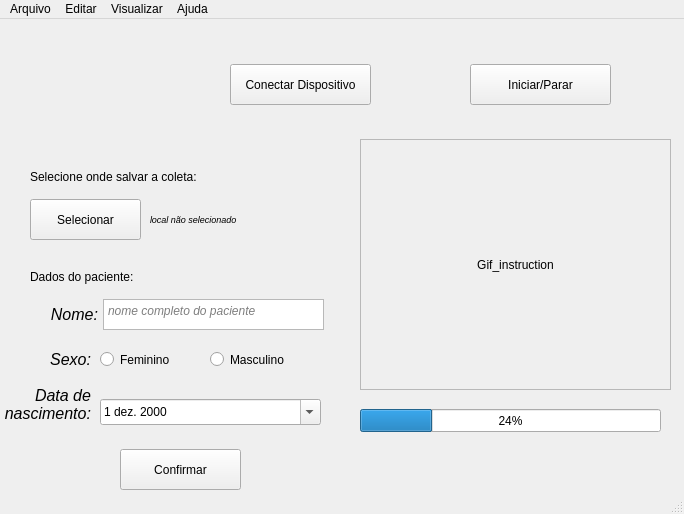
The window that GUI/style.ui (Wanghley/PIBIC-Strategies-Data-Visualization-Medicine) describes before a commit, drawn with Qt 5.
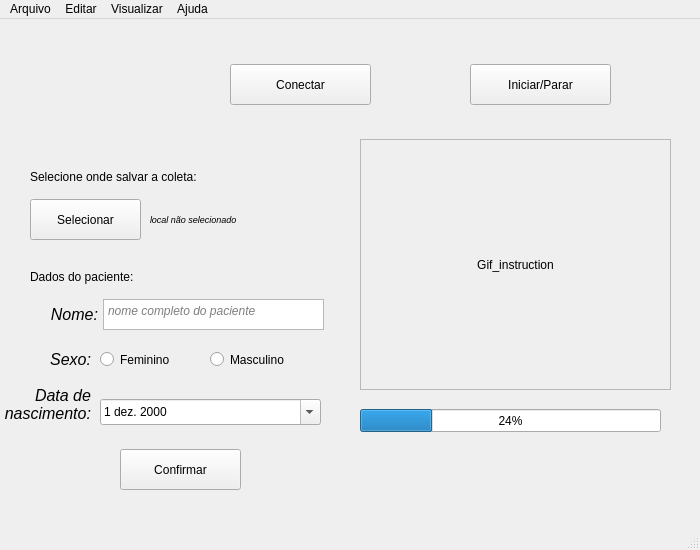
The same window after the commit. Icons and pictures are not drawn.

Commit message: [UPDATE] main size and connection button title

Diff of the .ui file:
```diff
--- a/GUI/style.ui
+++ b/GUI/style.ui
@@ -9,8 +9,8 @@
    <rect>
     <x>0</x>
     <y>0</y>
-    <width>684</width>
-    <height>514</height>
+    <width>700</width>
+    <height>550</height>
    </rect>
   </property>
   <property name="windowTitle">
@@ -55,7 +55,7 @@
      </rect>
     </property>
     <property name="text">
-     <string>Conectar Dispositivo</string>
+     <string>Conectar</string>
     </property>
    </widget>
    <widget class="QPushButton" name="btnStartStop">
```
